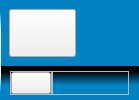
This is ui/iconswidget.ui in 15903016222/Voice as Qt 5 draws it before an edit. The edited form follows.
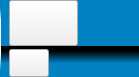
This is the edited form. Icons and pictures are not drawn.

```diff
--- a/ui/iconswidget.ui
+++ b/ui/iconswidget.ui
@@ -10,7 +10,7 @@
     <x>0</x>
     <y>0</y>
     <width>139</width>
-    <height>100</height>
+    <height>77</height>
    </rect>
   </property>
   <property name="sizePolicy">
@@ -39,7 +39,7 @@
   <property name="styleSheet">
    <string notr="true"/>
   </property>
-  <layout class="QGridLayout" name="gridLayout" rowstretch="2,1">
+  <layout class="QGridLayout" name="gridLayout" rowstretch="3,2">
    <property name="leftMargin">
     <number>0</number>
    </property>
@@ -66,7 +66,13 @@
      </property>
      <layout class="QHBoxLayout" name="horizontalLayout" stretch="3,2">
       <property name="spacing">
-       <number>9</number>
+       <number>6</number>
+      </property>
+      <property name="topMargin">
+       <number>0</number>
+      </property>
+      <property name="bottomMargin">
+       <number>0</number>
       </property>
       <item>
        <widget class="QPushButton" name="pushButton_keyboard">
@@ -97,13 +103,13 @@
           <number>0</number>
          </property>
          <property name="topMargin">
-          <number>0</number>
+          <number>3</number>
          </property>
          <property name="rightMargin">
           <number>0</number>
          </property>
          <property name="bottomMargin">
-          <number>0</number>
+          <number>6</number>
          </property>
          <item>
           <widget class="QLabel" name="label_2">
@@ -140,18 +146,18 @@
 	border-left:1px solid qlineargradient(spread:pad, x1:0.5, y1:0.15, x2:0.5, y2:1, stop:0.158192 rgba(255, 255, 255, 255), stop:0.757062 rgba(0, 130, 195, 255));
 }</string>
      </property>
-     <layout class="QGridLayout" name="gridLayout_3" columnstretch="1,5">
+     <layout class="QGridLayout" name="gridLayout_3" columnstretch="1,3">
       <property name="leftMargin">
-       <number>10</number>
+       <number>9</number>
       </property>
       <property name="topMargin">
-       <number>5</number>
+       <number>0</number>
       </property>
       <property name="rightMargin">
-       <number>10</number>
+       <number>9</number>
       </property>
       <property name="bottomMargin">
-       <number>5</number>
+       <number>0</number>
       </property>
       <property name="spacing">
        <number>0</number>
@@ -159,7 +165,7 @@
       <item row="0" column="0">
        <widget class="QFrame" name="frame">
         <property name="frameShape">
-         <enum>QFrame::StyledPanel</enum>
+         <enum>QFrame::NoFrame</enum>
         </property>
         <property name="frameShadow">
          <enum>QFrame::Raised</enum>
@@ -172,7 +178,7 @@
           <number>0</number>
          </property>
          <property name="topMargin">
-          <number>0</number>
+          <number>3</number>
          </property>
          <property name="rightMargin">
           <number>0</number>
@@ -202,7 +208,7 @@
       <item row="0" column="1">
        <widget class="QFrame" name="frame_showOther">
         <property name="frameShape">
-         <enum>QFrame::StyledPanel</enum>
+         <enum>QFrame::NoFrame</enum>
         </property>
         <property name="frameShadow">
          <enum>QFrame::Raised</enum>
```
